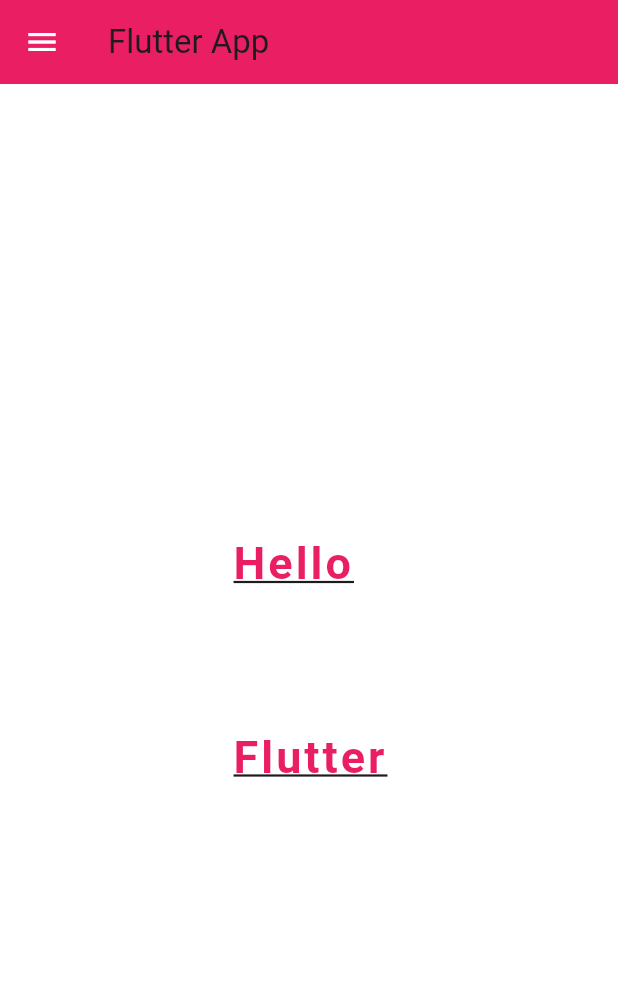
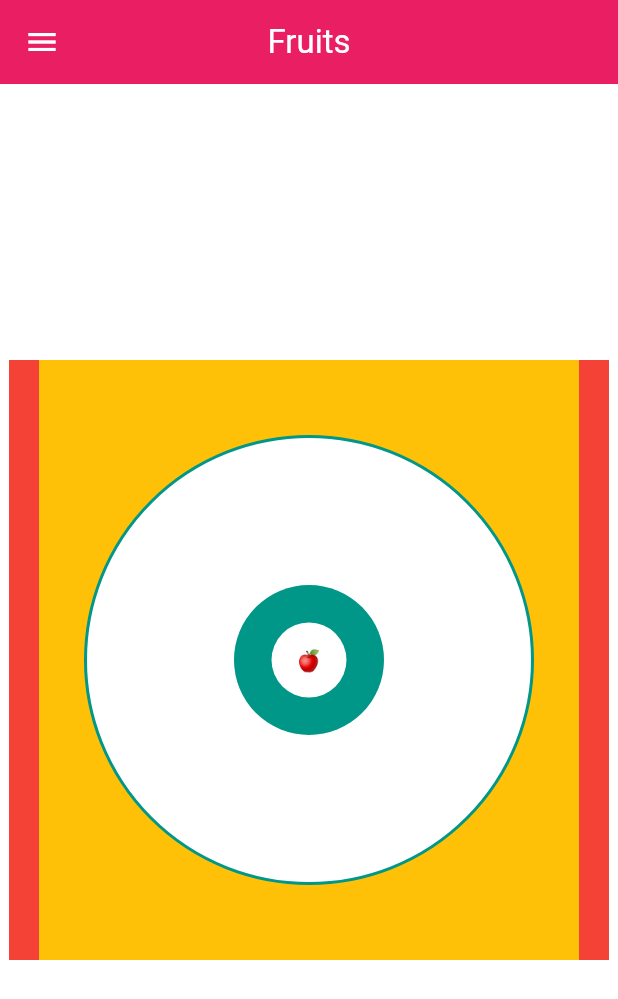
Before and after one commit to theAkHilsarkar18/first_flutter_3pm, a Flutter app: the screen it shows after launch, on a phone screen of 412 x 824 dp. Shown: the top 999 px of the screen. Run offline on Flutter 3.47's test engine with Material 3 defaults, Android fonts, the phone set to English and light mode, and no system bars.

Commit message:
24-01-2024

```diff
--- a/lib/main.dart
+++ b/lib/main.dart
@@ -13,15 +13,10 @@
 
 // Text -> To display text on screen
 
-
-
 void main() {
   // method ->
   runApp(const MyApp());
 }
-
-
-// new lecture
 
 // lecture 1 - hello flutter
 class MyApp extends StatelessWidget {
@@ -31,24 +26,67 @@
   @override
   Widget build(BuildContext context) {
     return MaterialApp(
+      theme: ThemeData(useMaterial3: true),
       debugShowCheckedModeBanner: false,
       home: SafeArea(
         child: Scaffold(
           backgroundColor: Colors.white,
           appBar: AppBar(
+            centerTitle: true,
+            // elevation: 0,
             backgroundColor: Colors.pink,
-            leading: const Icon(Icons.menu,color: Colors.white,),
-            title: const Text("Flutter App"),
+            leading: const Icon(
+              Icons.menu,
+              color: Colors.white,
+            ),
+            title: const Text("Fruits", style: TextStyle(color: Colors.white)),
           ),
-          body: const Center(
-            child: Text('Hello \n\n\nFlutter',style : TextStyle(
-              fontSize: 30,
-              color: Colors.pink,
-              fontWeight: FontWeight.bold,
-              decoration: TextDecoration.underline,
-              letterSpacing: 2,
-              wordSpacing: 10,
-            ),
+          body: Center(
+            child: Container(
+              height: 400,
+              width: 400,
+              alignment: Alignment.center,
+              decoration:  const BoxDecoration(
+                color: Colors.amber,
+                border: Border.symmetric(
+                  vertical: BorderSide(
+                    color: Colors.red,
+                    width: 20,
+                  ),
+                ),
+              ),
+              child: Container(
+                alignment: Alignment.center,
+                height: 300,
+                width: 300,
+                decoration: BoxDecoration(
+                  // border: Border(bottom: BorderSide(color: Colors.black,width: 2)),
+                  border: Border.all(color: Colors.teal, width: 2),
+                  color: Colors.white,
+                  // borderRadius: BorderRadius.only(topRight: Radius.circular(50),bottomLeft: Radius.circular(50))
+                  // borderRadius: BorderRadius.circular(50),
+                  shape: BoxShape.circle,
+                ),
+                child: Container(
+                  alignment: Alignment.center,
+                  height: 100,
+                  width: 100,
+                  decoration: const BoxDecoration(
+                    color: Colors.teal,
+                    shape: BoxShape.circle,
+                  ),
+                  child: Container(
+                    height: 50,
+                    width: 50,
+                    decoration: const BoxDecoration(
+                      color: Colors.white,
+                      shape: BoxShape.circle,
+                    ),
+                    alignment: Alignment.center,
+                    child: Text('🍎'),
+                  ),
+                ),
+              ),
             ),
           ),
         ),
```
